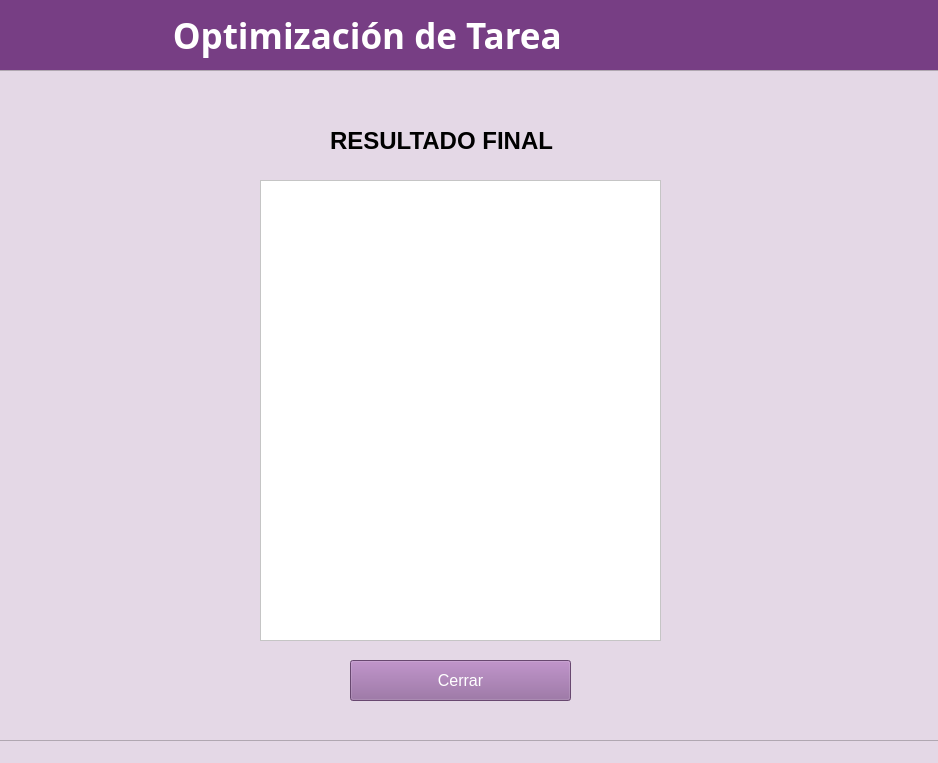
Old version of the form ui.ui in the repository ozel-byte/todo-app-proyecto-c3.
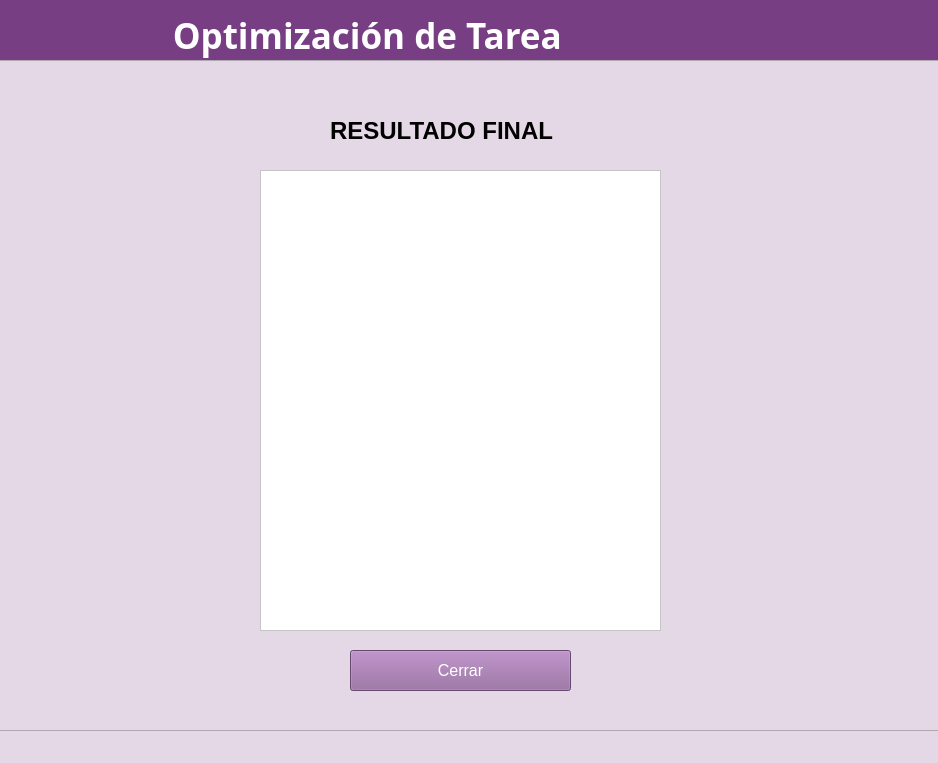
New version of the form.

Patch:
```diff
--- a/ui.ui
+++ b/ui.ui
@@ -294,7 +294,7 @@
     <property name="geometry">
      <rect>
       <x>-10</x>
-      <y>70</y>
+      <y>60</y>
       <width>951</width>
       <height>671</height>
      </rect>
```
